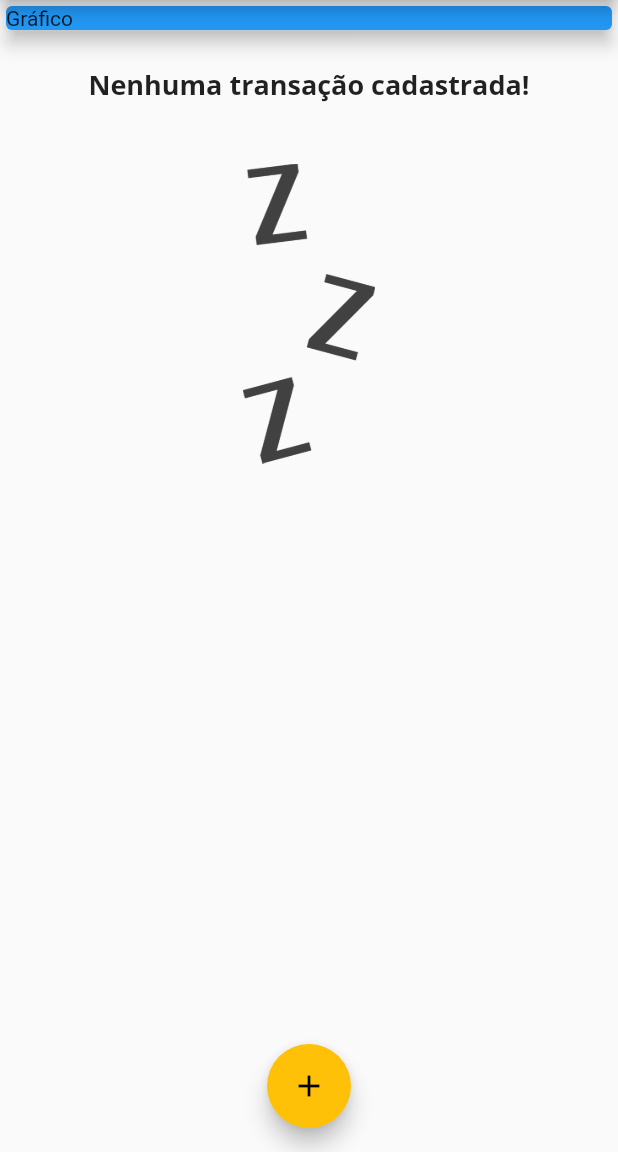
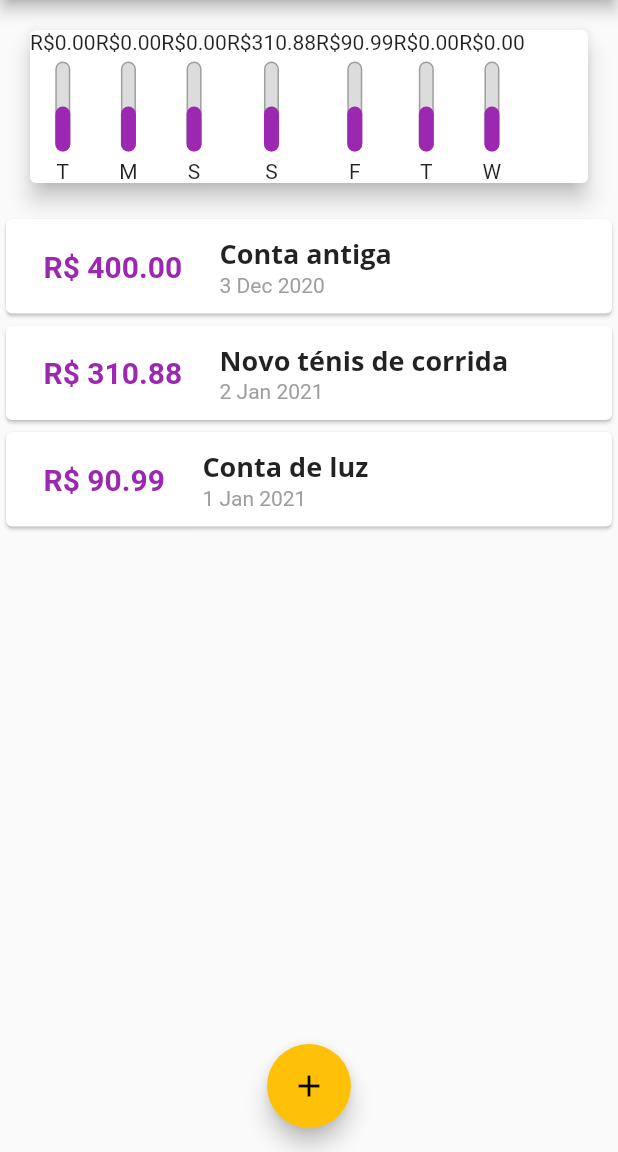
Before and after one commit to joaovitorcf97/expenses, a Flutter app: the screen it shows after launch, on a phone screen of 412 x 824 dp, the part 84-1236 px from its top. Run offline on Flutter 3.47's test engine with Material 2 defaults, Android fonts, the phone set to English and light mode, and no system bars.

Commit message:
Add Chart

```diff
--- /dev/null
+++ b/lib/components/chart.dart
@@ -0,0 +1,53 @@
+import 'package:flutter/material.dart';
+import 'package:intl/intl.dart';
+import '../models/transaction.dart';
+import 'chart_bar.dart';
+
+class Chart extends StatelessWidget {
+  final List<Transaction> recentTransaction;
+
+  Chart(this.recentTransaction);
+
+  List<Map<String, Object>> get groupedTransactions {
+    return List.generate(7, (index) {
+      final weekDay = DateTime.now().subtract(
+        Duration(days: index),
+      );
+
+      double totalSum = 0.0;
+
+      for (var i = 0; i < recentTransaction.length; i++) {
+        bool sameDay = recentTransaction[i].date.day == weekDay.day;
+        bool sameMonth = recentTransaction[i].date.month == weekDay.month;
+        bool sameYear = recentTransaction[i].date.year == weekDay.year;
+
+        if (sameDay && sameMonth && sameYear) {
+          totalSum += recentTransaction[i].value;
+        }
+      }
+
+      return {
+        'day': DateFormat.E().format(weekDay)[0],
+        'value': totalSum,
+      };
+    });
+  }
+
+  @override
+  Widget build(BuildContext context) {
+    groupedTransactions;
+    return Card(
+      elevation: 6,
+      margin: EdgeInsets.all(20),
+      child: Row(
+        children: groupedTransactions.map((tr) {
+          return CharBar(
+            label: tr['day'],
+            value: tr['value'],
+            percentage: 0.5,
+          );
+        }).toList(),
+      ),
+    );
+  }
+}
--- /dev/null
+++ b/lib/components/chart_bar.dart
@@ -0,0 +1,53 @@
+import 'package:flutter/material.dart';
+
+class CharBar extends StatelessWidget {
+  final String label;
+  final double value;
+  final double percentage;
+
+  CharBar({
+    this.label,
+    this.value,
+    this.percentage,
+  });
+
+  @override
+  Widget build(BuildContext context) {
+    return Column(
+      children: [
+        Text('R\$${value.toStringAsFixed(2)}'),
+        SizedBox(height: 5),
+        Container(
+          height: 60,
+          width: 10,
+          child: Stack(
+            alignment: Alignment.bottomCenter,
+            children: [
+              Container(
+                decoration: BoxDecoration(
+                  border: Border.all(
+                    color: Colors.grey,
+                    width: 1.0,
+                  ),
+                  color: Color.fromRGBO(220, 220, 220, 1),
+                  borderRadius: BorderRadius.circular(5),
+                ),
+              ),
+              FractionallySizedBox(
+                heightFactor: percentage,
+                child: Container(
+                  decoration: BoxDecoration(
+                    color: Theme.of(context).primaryColor,
+                    borderRadius: BorderRadius.circular(5),
+                  ),
+                ),
+              )
+            ],
+          ),
+        ),
+        SizedBox(height: 5),
+        Text(label),
+      ],
+    );
+  }
+}
--- a/lib/main.dart
+++ b/lib/main.dart
@@ -2,6 +2,7 @@ import 'package:expenses/components/transaction_form.dart';
 import 'package:flutter/material.dart';
 import './components/transaction_form.dart';
 import './components/transaction_list.dart';
+import 'components/chart.dart';
 import 'models/transaction.dart';
 import 'dart:math';
 
@@ -45,19 +46,33 @@ class MyHomePage extends StatefulWidget {
 
 class _MyHomePageState extends State<MyHomePage> {
   final List<Transaction> _transactions = [
-    // Transaction(
-    //   id: 't1',
-    //   title: 'Novo ténis de corrida',
-    //   value: 310.88,
-    //   date: DateTime.now(),
-    // ),
-    // Transaction(
-    //   id: 't2',
-    //   title: 'Conta de luz',
-    //   value: 90.99,
-    //   date: DateTime.now(),
-    // ),
+    Transaction(
+      id: 't0',
+      title: 'Conta antiga',
+      value: 400.00,
+      date: DateTime.now().subtract(Duration(days: 33)),
+    ),
+    Transaction(
+      id: 't1',
+      title: 'Novo ténis de corrida',
+      value: 310.88,
+      date: DateTime.now().subtract(Duration(days: 3)),
+    ),
+    Transaction(
+      id: 't2',
+      title: 'Conta de luz',
+      value: 90.99,
+      date: DateTime.now().subtract(Duration(days: 4)),
+    ),
   ];
+
+  List<Transaction> get _recentTransactions {
+    return _transactions.where((tr) {
+      return tr.date.isAfter(DateTime.now().subtract(
+        Duration(days: 7),
+      ));
+    }).toList();
+  }
 
   _addTransaction(String title, double value) {
     final newTransaction = Transaction(
@@ -99,14 +114,7 @@ class _MyHomePageState extends State<MyHomePage> {
         child: Column(
           crossAxisAlignment: CrossAxisAlignment.stretch,
           children: <Widget>[
-            Container(
-              width: double.infinity,
-              child: Card(
-                color: Colors.blue,
-                child: Text('Gráfico'),
-                elevation: 5,
-              ),
-            ),
+            Chart(_recentTransactions),
             TransactionList(_transactions),
           ],
         ),
```
